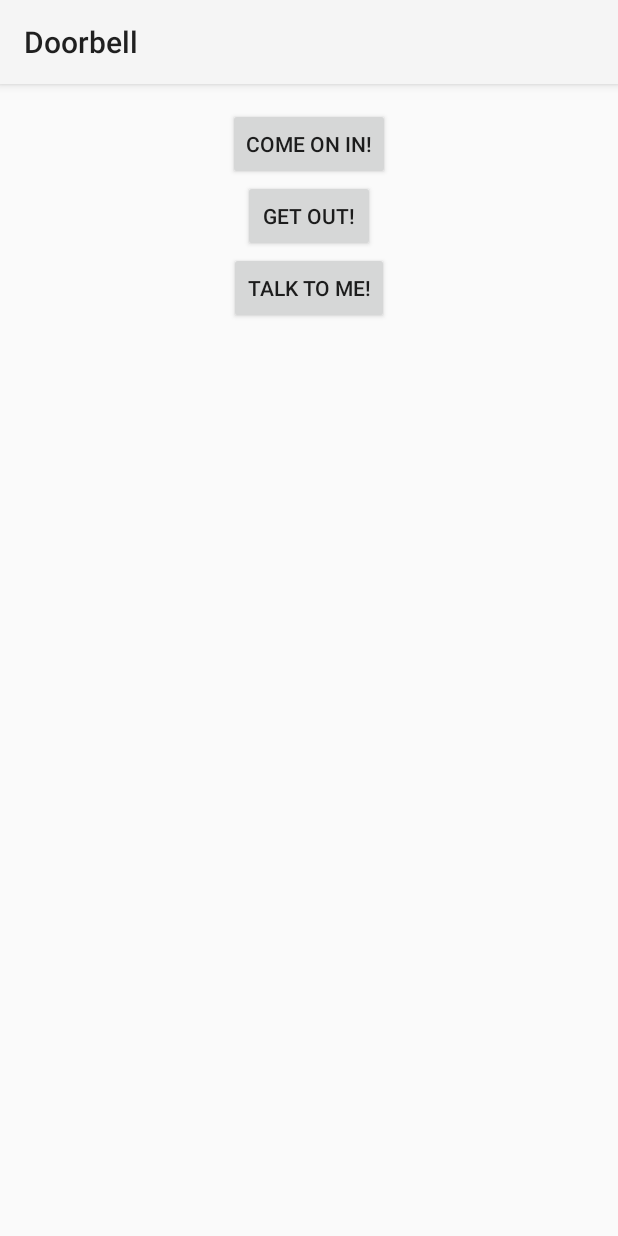
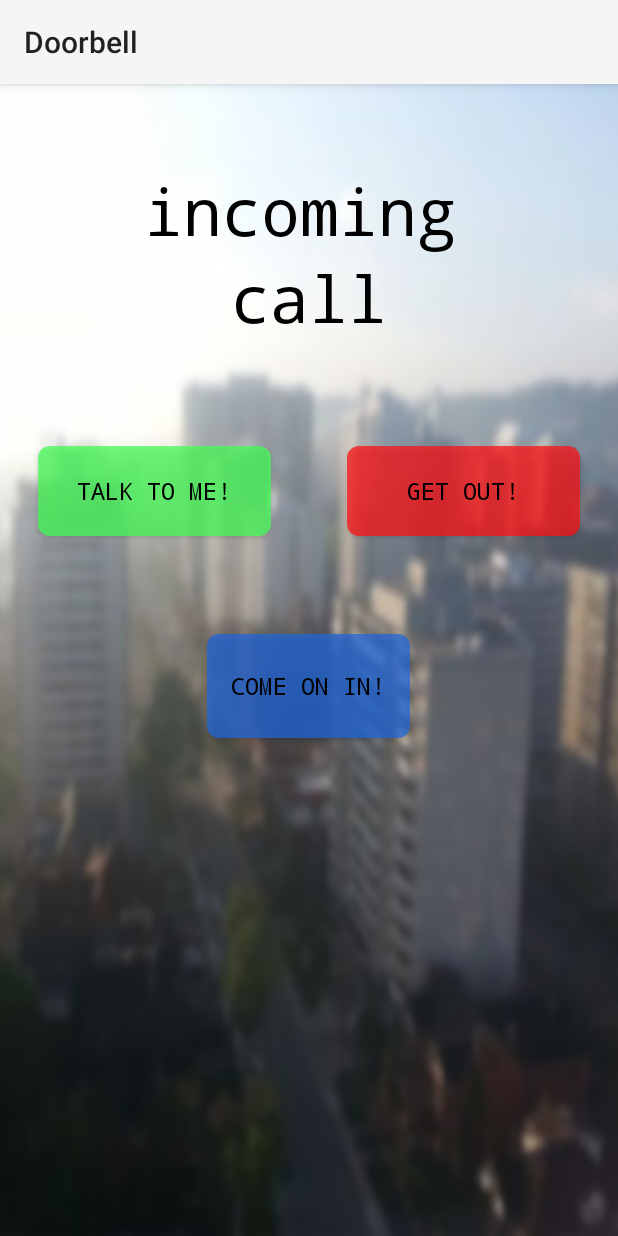
Before and after one commit to natalieperna/buzzr, an Android app: the screen it shows after launch (MainActivity), on a phone screen of 412 x 824 dp. Run offline under Robolectric (Android 15) with nearby library versions, the phone set to English and light mode, and no system bars.

Commit message:
Noel's design changes.

```diff
--- /dev/null
+++ b/app/src/main/res/drawable/roundedbuttonblue.xml
@@ -0,0 +1,9 @@
+<?xml version="1.0" encoding="utf-8"?>
+<shape xmlns:android="http://schemas.android.com/apk/res/android"
+    android:shape="rectangle">
+    <solid android:color="#bb2067dc" />
+    <corners android:bottomRightRadius="8dip"
+        android:bottomLeftRadius="8dip"
+        android:topRightRadius="8dip"
+        android:topLeftRadius="8dip"/>
+</shape>
--- /dev/null
+++ b/app/src/main/res/drawable/roundedbuttongreen.xml
@@ -0,0 +1,9 @@
+<?xml version="1.0" encoding="utf-8"?>
+<shape xmlns:android="http://schemas.android.com/apk/res/android"
+    android:shape="rectangle">
+    <solid android:color="#bb45ff56" />
+    <corners android:bottomRightRadius="8dip"
+        android:bottomLeftRadius="8dip"
+        android:topRightRadius="8dip"
+        android:topLeftRadius="8dip"/>
+</shape>
--- /dev/null
+++ b/app/src/main/res/drawable/roundedbuttonred.xml
@@ -0,0 +1,9 @@
+<?xml version="1.0" encoding="utf-8"?>
+<shape xmlns:android="http://schemas.android.com/apk/res/android"
+    android:shape="rectangle">
+    <solid android:color="#bbff1215" />
+    <corners android:bottomRightRadius="8dip"
+        android:bottomLeftRadius="8dip"
+        android:topRightRadius="8dip"
+        android:topLeftRadius="8dip"/>
+</shape>
--- a/app/src/main/res/layout/activity_main.xml
+++ b/app/src/main/res/layout/activity_main.xml
@@ -1,34 +1,98 @@
-<RelativeLayout xmlns:android="http://schemas.android.com/apk/res/android"
-    xmlns:tools="http://schemas.android.com/tools"
-    android:layout_width="match_parent"
+<?xml version="1.0" encoding="utf-8"?>
+
+<LinearLayout xmlns:android="http://schemas.android.com/apk/res/android"
+    android:orientation="vertical" android:layout_width="match_parent"
     android:layout_height="match_parent"
-    android:paddingLeft="@dimen/activity_horizontal_margin"
-    android:paddingRight="@dimen/activity_horizontal_margin"
-    android:paddingTop="@dimen/activity_vertical_margin"
-    android:paddingBottom="@dimen/activity_vertical_margin"
-    tools:context=".MainActivity">
+    android:background="@drawable/building6"
+    android:weightSum="1">
+
+    <TextView
+        android:layout_width="220dp"
+        android:layout_height="wrap_content"
+        android:text="incoming"
+        android:id="@+id/inc"
+        android:layout_gravity="center"
+        android:textAlignment="center"
+        android:capitalize="none"
+        android:textColor="#ff000000"
+        android:textSize="43dp"
+        android:typeface="monospace"
+        android:layout_marginTop="55dp"
+        android:autoText="false"
+        android:clickable="false"
+        android:editable="false" />
+
+    <TextView
+        android:layout_width="wrap_content"
+        android:layout_height="wrap_content"
+        android:text="call"
+        android:id="@+id/call"
+        android:layout_gravity="center"
+        android:textAlignment="center"
+        android:capitalize="none"
+        android:textColor="#ff000000"
+        android:textSize="43dp"
+        android:typeface="monospace"
+        android:layout_marginBottom="70dp"
+        android:autoText="false"
+        android:clickable="false"
+        android:editable="false" />
+
+
+
+    <LinearLayout
+        android:orientation="horizontal"
+        android:layout_width="match_parent"
+        android:layout_height="wrap_content"
+        android:layout_gravity="center_horizontal">
+
+        <Button
+            android:layout_width="10dp"
+            android:layout_height="60dp"
+
+            android:textColor="#000000"
+            android:typeface="monospace"
+            android:text="@string/talkButtonText"
+            android:id="@+id/talkButton"
+            android:textSize="16dp"
+            android:layout_gravity="center_horizontal"
+            android:background="@drawable/roundedbuttongreen"
+            android:layout_marginTop="20dp"
+            android:layout_weight="0.03"
+            android:layout_marginBottom="25dp"
+            android:layout_marginLeft="25dp"
+            android:layout_marginRight="25dp" />
+
+        <Button
+            android:layout_width="10dp"
+            android:layout_height="60dp"
+            android:textColor="#000000"
+            android:typeface="monospace"
+            android:text="@string/disallowEntryButtonText"
+            android:id="@+id/disallowEntryButton"
+            android:textSize="16dp"
+            android:layout_gravity="center_horizontal"
+            android:background="@drawable/roundedbuttonred"
+            android:layout_weight="0.03"
+            android:layout_marginLeft="25dp"
+            android:layout_marginRight="25dp"
+            android:capitalize="none" />
+    </LinearLayout>
 
     <Button
-        android:layout_width="wrap_content"
-        android:layout_height="wrap_content"
+        android:layout_width="135dp"
+        android:layout_height="60dp"
+        android:textColor="#000000"
+        android:typeface="monospace"
         android:text="@string/allowEntryButtonText"
         android:id="@+id/allowEntryButton"
-        android:layout_centerHorizontal="true" />
+        android:textSize="16dp"
+        android:layout_gravity="center_horizontal"
+        android:background="@drawable/roundedbuttonblue"
+        android:layout_marginTop="20dp"
+        android:layout_weight="0.03"
+        android:layout_marginBottom="25dp"
+        android:layout_marginLeft="25dp"
+        android:layout_marginRight="25dp" />
 
-    <Button
-        android:layout_width="wrap_content"
-        android:layout_height="wrap_content"
-        android:text="@string/disallowEntryButtonText"
-        android:id="@+id/disallowEntryButton"
-        android:layout_below="@+id/allowEntryButton"
-        android:layout_centerHorizontal="true" />
-
-    <Button
-        android:layout_width="wrap_content"
-        android:layout_height="wrap_content"
-        android:text="@string/talkButtonText"
-        android:id="@+id/talkButton"
-        android:layout_below="@+id/disallowEntryButton"
-        android:layout_centerHorizontal="true" />
-
-</RelativeLayout>
+</LinearLayout>
```
Also changed, not shown: app/src/main/res/drawable/building6.jpg (added).
